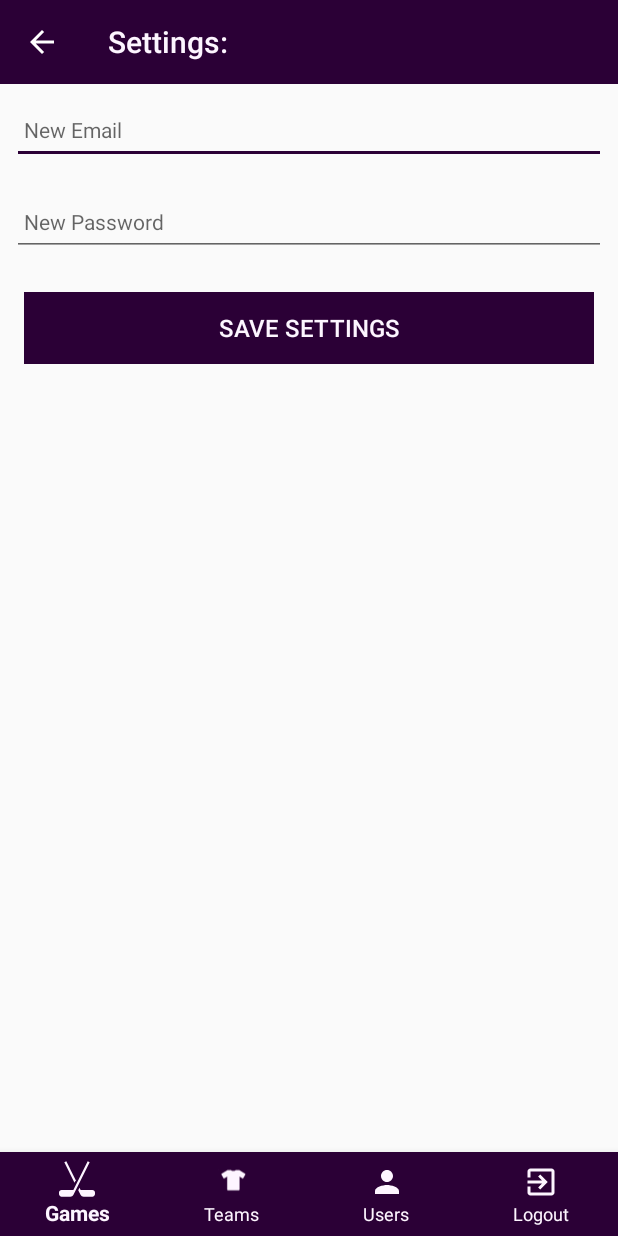
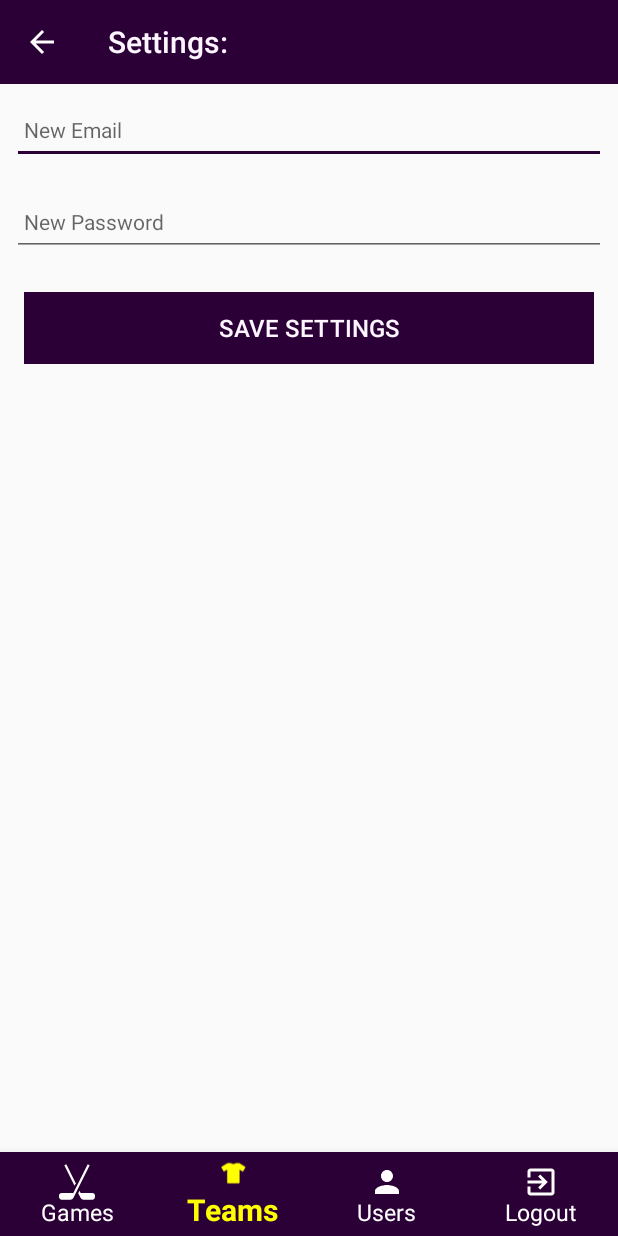
Before and after one commit to leethor92/statmaster, an Android app: the SettingsView screen opened directly, with no data from a screen before it, item 2 of the bottom bar chosen, on a phone screen of 412 x 824 dp. Run offline under Robolectric (Android 15) with nearby library versions, the phone set to English and light mode, and no system bars; our stand-ins replace Firebase (no records; nobody signed in at launch, a user with empty details on screens opened directly); 1 statement that could not run was skipped.

Commit message:
bottom nav bar selection more prominent

```diff
--- a/app/src/main/java/views/settings/SettingsView.kt
+++ b/app/src/main/java/views/settings/SettingsView.kt
@@ -44,13 +44,24 @@ class SettingsView: BaseView(), AnkoLogger {
 
         val bottomNavView: BottomNavigationView = findViewById(R.id.bottomNav)
         bottomNavView.setOnNavigationItemSelectedListener { menuItem -> onOptionsItemSelected(menuItem) }
+
+        bottomNavView.menu.findItem(R.id.item_user).isChecked = true
     }
 
     override fun onOptionsItemSelected(item: MenuItem): Boolean {
         when (item.itemId) {
-            R.id.item_logout -> presenter.doLogout()
-            R.id.item_game -> presenter.doGame()
-            R.id.item_team -> presenter.doTeam()
+            R.id.item_team -> {
+                presenter.doTeam()
+                return true
+            }
+            R.id.item_logout -> {
+                presenter.doLogout()
+                return true
+            }
+            R.id.item_game -> {
+                presenter.doGame()
+                return true
+            }
         }
         return super.onOptionsItemSelected(item)
     }
--- /dev/null
+++ b/app/src/main/res/drawable/tab_colour.xml
@@ -0,0 +1,5 @@
+<?xml version="1.0" encoding="utf-8"?>
+<selector xmlns:android="http://schemas.android.com/apk/res/android">
+  <item android:state_checked="true" android:color="@color/colorSelection"/>
+  <item android:state_checked="false" android:color="@android:color/white"/>
+</selector>
--- a/app/src/main/res/layout/activity_game_list.xml
+++ b/app/src/main/res/layout/activity_game_list.xml
@@ -34,8 +34,10 @@
       android:layout_height="wrap_content"
       android:layout_gravity="bottom"
       android:background="@color/colorAccent"
-      app:itemIconTint="@color/colorPrimary"
-      app:itemTextColor="@color/colorPrimary"
+      app:itemIconTint="@drawable/tab_colour"
+      app:itemTextColor="@drawable/tab_colour"
+      app:itemTextAppearanceInactive="@style/stockBottomNavigationView.InActive"
+      app:itemTextAppearanceActive="@style/stockBottomNavigationView.Active"
       app:menu="@menu/menu_navigation"
       app:labelVisibilityMode="labeled"/>
 
--- a/app/src/main/res/layout/activity_settings.xml
+++ b/app/src/main/res/layout/activity_settings.xml
@@ -96,8 +96,10 @@
         android:layout_height="wrap_content"
         android:layout_gravity="bottom"
         android:background="@color/colorAccent"
-        app:itemIconTint="@color/colorPrimary"
-        app:itemTextColor="@color/colorPrimary"
+        app:itemIconTint="@drawable/tab_colour"
+        app:itemTextColor="@drawable/tab_colour"
+        app:itemTextAppearanceInactive="@style/stockBottomNavigationView.InActive"
+        app:itemTextAppearanceActive="@style/stockBottomNavigationView.Active"
         app:menu="@menu/menu_navigation"
         app:labelVisibilityMode="labeled"/>
 </androidx.coordinatorlayout.widget.CoordinatorLayout>
--- a/app/src/main/res/layout/activity_team_list.xml
+++ b/app/src/main/res/layout/activity_team_list.xml
@@ -34,8 +34,10 @@
       android:layout_height="wrap_content"
       android:layout_gravity="bottom"
       android:background="@color/colorAccent"
-      app:itemIconTint="@color/colorPrimary"
-      app:itemTextColor="@color/colorPrimary"
+      app:itemIconTint="@drawable/tab_colour"
+      app:itemTextColor="@drawable/tab_colour"
+      app:itemTextAppearanceInactive="@style/stockBottomNavigationView.InActive"
+      app:itemTextAppearanceActive="@style/stockBottomNavigationView.Active"
       app:menu="@menu/menu_navigation"
       app:labelVisibilityMode="labeled"/>
 
--- a/app/src/main/res/values/colors.xml
+++ b/app/src/main/res/values/colors.xml
@@ -3,4 +3,5 @@
     <color name="colorPrimary">#fdf5ff</color>
     <color name="colorPrimaryDark">#5a097d</color>
     <color name="colorAccent">#2B0036</color>
+    <color name="colorSelection">#FFFF00</color>
 </resources>
--- a/app/src/main/res/values/styles.xml
+++ b/app/src/main/res/values/styles.xml
@@ -8,4 +8,12 @@
         <item name="colorAccent">@color/colorAccent</item>
     </style>
 
+    <style name="stockBottomNavigationView.InActive" parent="@style/TextAppearance.AppCompat.Caption">
+        <item name="android:textSize">15sp</item>
+    </style>
+
+    <style name="stockBottomNavigationView.Active" parent="@style/TextAppearance.AppCompat.Caption">
+        <item name="android:textSize">20sp</item>
+    </style>
+
 </resources>
```
Also changed, not shown: app/src/main/java/views/gamelist/GameListView.kt (+15 -3 lines), app/src/main/java/views/teamlist/TeamListView.kt (+17 -3 lines).
